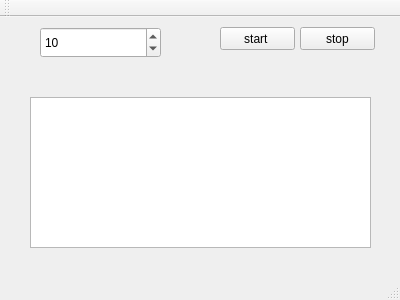
The window that mainwindow.ui (beekalam/simple-timer) describes before a commit, drawn with Qt 5.
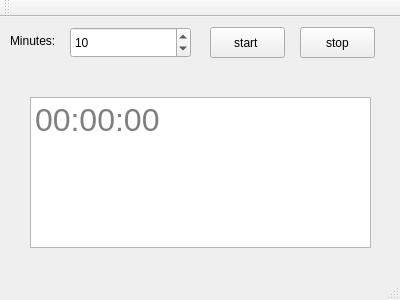
The same window after the commit.

Patch:
```diff
--- a/mainwindow.ui
+++ b/mainwindow.ui
@@ -17,10 +17,10 @@
    <widget class="QPushButton" name="BtnStart">
     <property name="geometry">
      <rect>
-      <x>220</x>
+      <x>210</x>
       <y>10</y>
       <width>75</width>
-      <height>23</height>
+      <height>31</height>
      </rect>
     </property>
     <property name="text">
@@ -33,7 +33,7 @@
       <x>300</x>
       <y>10</y>
       <width>75</width>
-      <height>23</height>
+      <height>31</height>
      </rect>
     </property>
     <property name="text">
@@ -43,12 +43,15 @@
    <widget class="QSpinBox" name="spinBox">
     <property name="geometry">
      <rect>
-      <x>40</x>
+      <x>70</x>
       <y>10</y>
       <width>121</width>
       <height>31</height>
      </rect>
     </property>
+    <property name="minimum">
+     <number>1</number>
+    </property>
     <property name="maximum">
      <number>100</number>
     </property>
@@ -64,6 +67,34 @@
       <width>341</width>
       <height>151</height>
      </rect>
+    </property>
+    <property name="font">
+     <font>
+      <pointsize>24</pointsize>
+     </font>
+    </property>
+    <property name="html">
+     <string>&lt;!DOCTYPE HTML PUBLIC &quot;-//W3C//DTD HTML 4.0//EN&quot; &quot;http://www.w3.org/TR/REC-html40/strict.dtd&quot;&gt;
+&lt;html&gt;&lt;head&gt;&lt;meta name=&quot;qrichtext&quot; content=&quot;1&quot; /&gt;&lt;style type=&quot;text/css&quot;&gt;
+p, li { white-space: pre-wrap; }
+&lt;/style&gt;&lt;/head&gt;&lt;body style=&quot; font-family:'MS Shell Dlg 2'; font-size:24pt; font-weight:400; font-style:normal;&quot;&gt;
+&lt;p align=&quot;center&quot; style=&quot;-qt-paragraph-type:empty; margin-top:0px; margin-bottom:0px; margin-left:0px; margin-right:0px; -qt-block-indent:0; text-indent:0px; font-size:16pt;&quot;&gt;&lt;br /&gt;&lt;/p&gt;&lt;/body&gt;&lt;/html&gt;</string>
+    </property>
+    <property name="placeholderText">
+     <string>00:00:00</string>
+    </property>
+   </widget>
+   <widget class="QLabel" name="label">
+    <property name="geometry">
+     <rect>
+      <x>10</x>
+      <y>13</y>
+      <width>47</width>
+      <height>21</height>
+     </rect>
+    </property>
+    <property name="text">
+     <string>Minutes:</string>
     </property>
    </widget>
   </widget>
```
